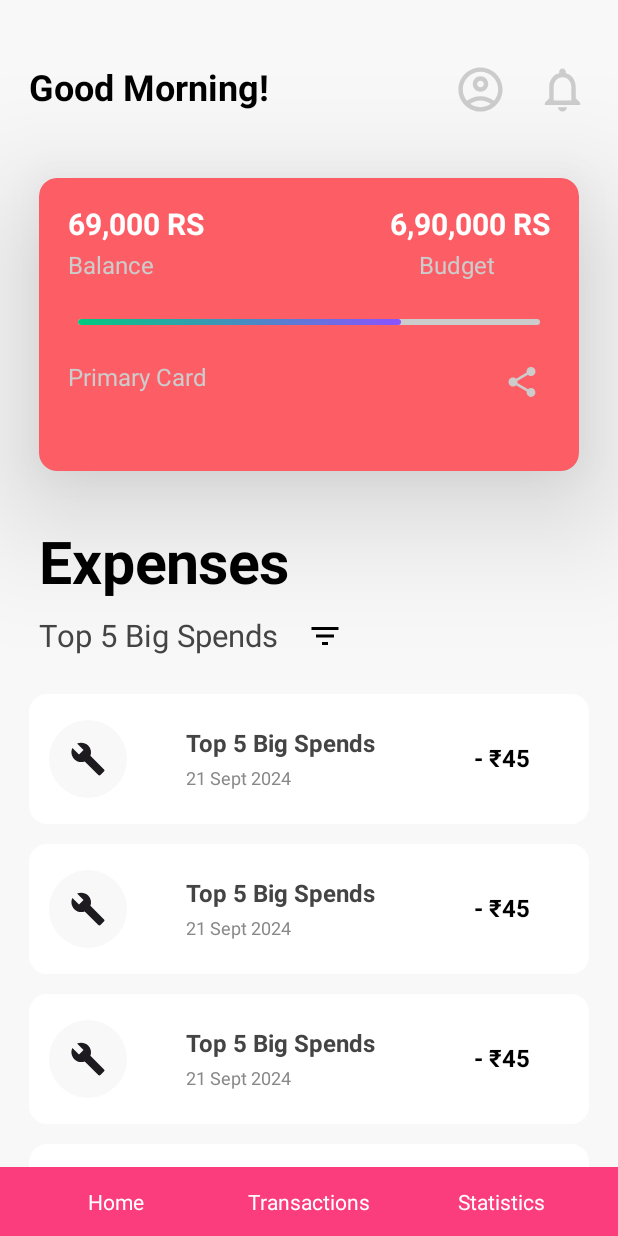
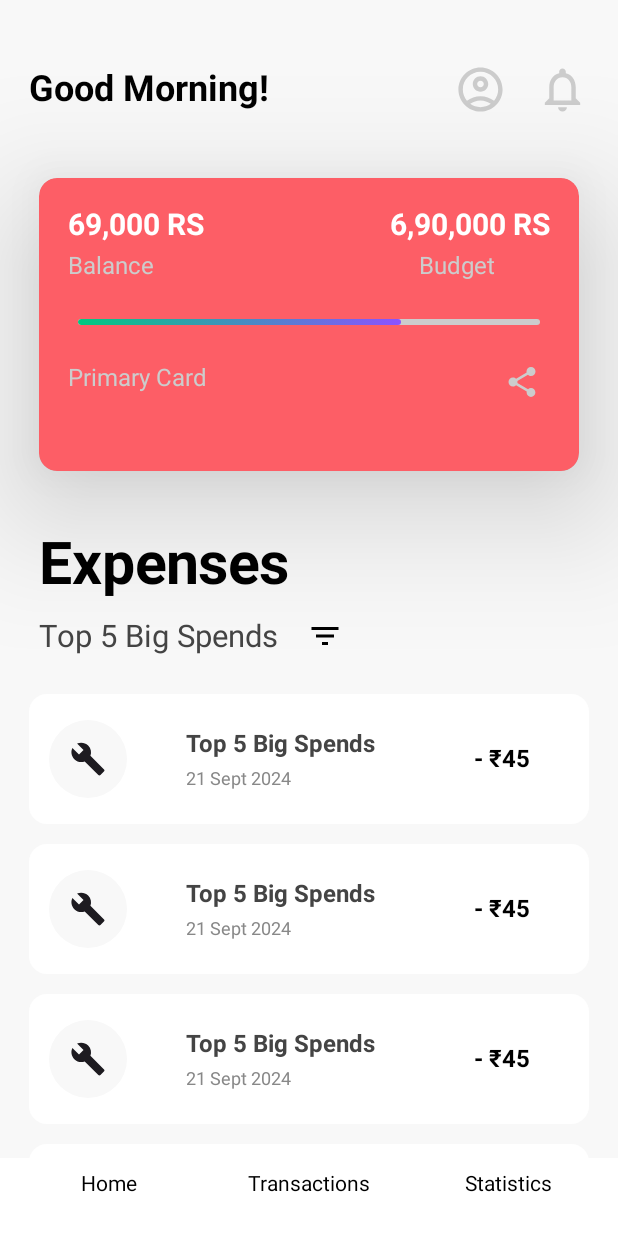
Before and after one commit to Sparsh011/ExpenseTracker-Android, an Android app built with Jetpack Compose: the screen it shows after launch (MainActivity), on a phone screen of 412 x 824 dp. Run offline under Robolectric (Android 15) with nearby library versions, the phone set to English and light mode, and no system bars; our stand-ins replace Dagger/Hilt's generated code, sdp/ssp sizes.

Commit message:
window bottom nav bug fix

```diff
--- a/app/src/main/java/com/sparshchadha/expensetracker/activity/MainActivityExtension.kt
+++ b/app/src/main/java/com/sparshchadha/expensetracker/activity/MainActivityExtension.kt
@@ -3,6 +3,7 @@ package com.sparshchadha.expensetracker.activity
 import androidx.core.view.ViewCompat
 import androidx.core.view.WindowCompat
 import androidx.core.view.WindowInsetsCompat
+import androidx.core.view.updatePadding
 import androidx.navigation.createGraph
 import androidx.navigation.fragment.NavHostFragment
 import androidx.navigation.fragment.fragment
@@ -38,7 +39,7 @@ internal fun MainActivity.setGlobalNavGraph() {
 internal fun MainActivity.setWindowAttributes() {
     ViewCompat.setOnApplyWindowInsetsListener(findViewById(R.id.app_container)) { v, insets ->
         val systemBars = insets.getInsets(WindowInsetsCompat.Type.systemBars())
-        v.setPadding(systemBars.left, 0, systemBars.right, systemBars.bottom)
+        v.updatePadding(bottom = systemBars.bottom)
         insets
     }
 
--- a/app/src/main/java/com/sparshchadha/expensetracker/feature/home/compose/components/Top5TransactionsList.kt
+++ b/app/src/main/java/com/sparshchadha/expensetracker/feature/home/compose/components/Top5TransactionsList.kt
@@ -201,7 +201,7 @@ private fun FiltersDropDownMenu(
                 text = {
                     Text(
                         text = "Top 5 Biggest Spends",
-                        color = Color.DarkGray,
+                        color = Color.Black,
                         fontSize = FontSizes.mediumNonScaledFontSize()
                     )
                 },
--- a/app/src/main/java/com/sparshchadha/expensetracker/feature/home/compose/screen/HomeScreen.kt
+++ b/app/src/main/java/com/sparshchadha/expensetracker/feature/home/compose/screen/HomeScreen.kt
@@ -9,10 +9,6 @@ import androidx.compose.foundation.rememberScrollState
 import androidx.compose.foundation.verticalScroll
 import androidx.compose.material3.Text
 import androidx.compose.runtime.Composable
-import androidx.compose.runtime.getValue
-import androidx.compose.runtime.mutableStateOf
-import androidx.compose.runtime.saveable.rememberSaveable
-import androidx.compose.runtime.setValue
 import androidx.compose.ui.Alignment
 import androidx.compose.ui.Modifier
 import androidx.compose.ui.graphics.Color
--- a/app/src/main/res/layout/main_bottom_navigation_bar_fragment.xml
+++ b/app/src/main/res/layout/main_bottom_navigation_bar_fragment.xml
@@ -19,14 +19,13 @@
     <LinearLayout
         android:id="@+id/main_bottom_bar"
         android:layout_width="match_parent"
-        android:layout_height="0dp"
-        android:layout_weight="0.08"
-        android:background="@color/primaryPurple"
+        android:layout_height="@dimen/bottom_bar_height"
+        android:background="@color/white"
         android:orientation="horizontal"
         app:layout_constraintStart_toStartOf="parent"
         app:layout_constraintEnd_toEndOf="parent"
         app:layout_constraintBottom_toBottomOf="parent"
-        android:padding="@dimen/_10sdp">
+        android:padding="@dimen/_5sdp">
 
         <TextView
             android:id="@+id/tv_home"
@@ -35,7 +34,7 @@
             android:layout_weight="1"
             android:gravity="center"
             android:text="Home"
-            android:textColor="@android:color/white" />
+            android:textColor="@android:color/black" />
 
         <TextView
             android:id="@+id/tv_transactions_history"
@@ -44,7 +43,7 @@
             android:layout_weight="1"
             android:gravity="center"
             android:text="Transactions"
-            android:textColor="@android:color/white" />
+            android:textColor="@android:color/black" />
 
         <TextView
             android:id="@+id/tv_statistics"
@@ -53,7 +52,7 @@
             android:layout_weight="1"
             android:gravity="center"
             android:text="Statistics"
-            android:textColor="@android:color/white" />
+            android:textColor="@android:color/black" />
 
     </LinearLayout>
 
--- a/app/src/main/res/values/dimen.xml
+++ b/app/src/main/res/values/dimen.xml
@@ -10,6 +10,7 @@
     <dimen name="third_icon_onboarding_padding">@dimen/_100sdp</dimen>
     <dimen name="status_bar_padding">@dimen/_20sdp</dimen>
     <dimen name="home_screen_top_bar_icon_size">@dimen/_27sdp</dimen>
+    <dimen name="bottom_bar_height">@dimen/_40sdp</dimen>
         <!-- Endregion    -->
 
         <!-- Region icons sizes   -->
```
